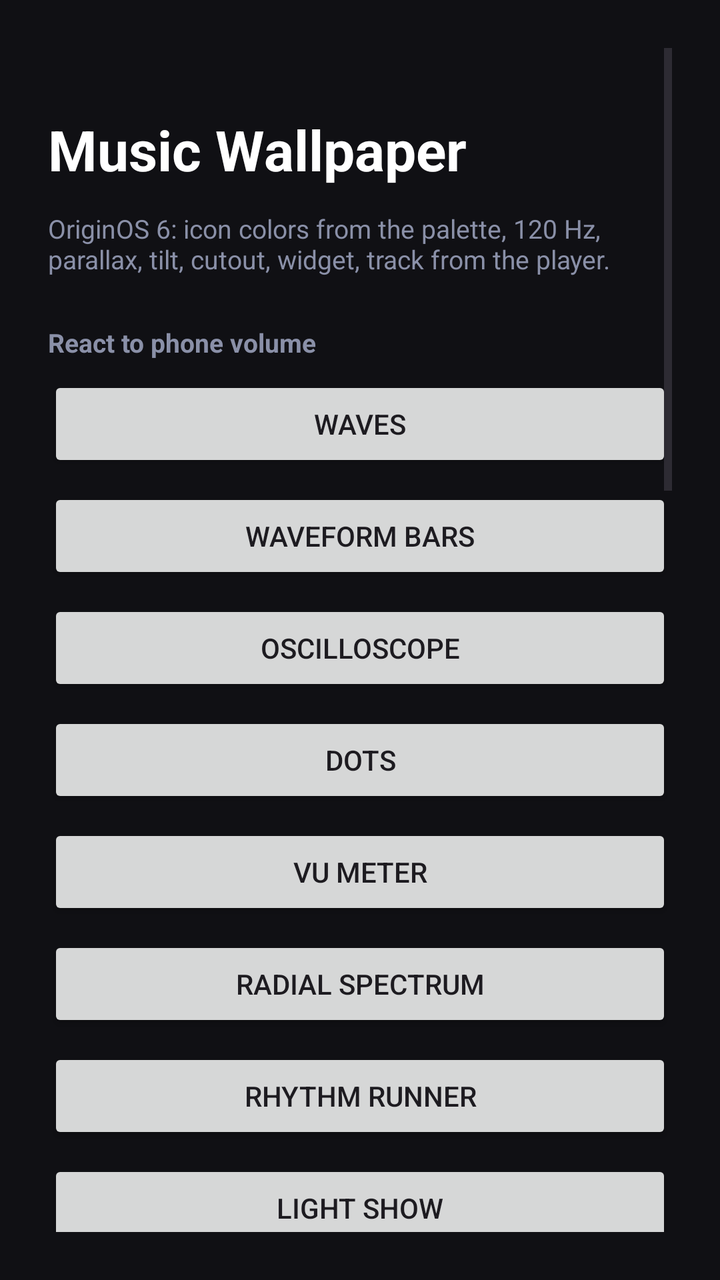
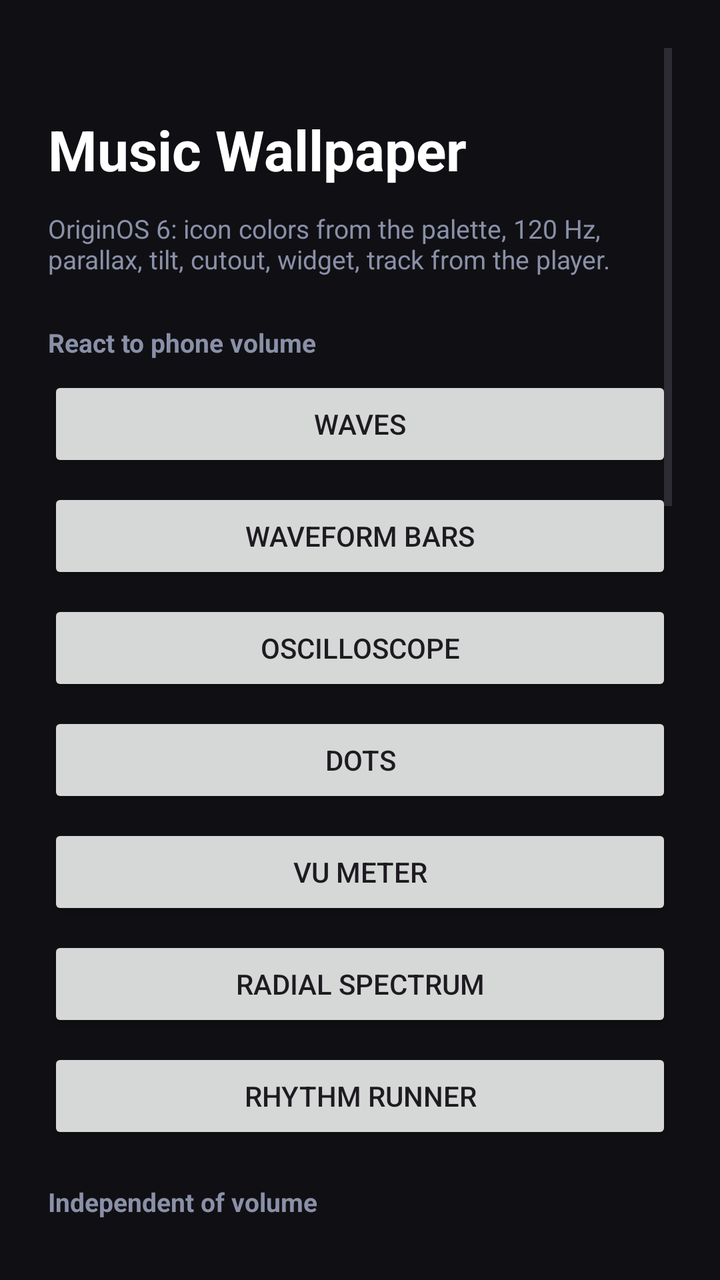

An Android layout rendered at two revisions. The XML below is the earlier revision; the diff shows what the commit changed to produce the second picture.
<!-- AndroidManifest.xml: activity theme Theme.MusicVis -->
<!-- res/layout/activity_main.xml -->
<?xml version="1.0" encoding="utf-8"?>
<ScrollView xmlns:android="http://schemas.android.com/apk/res/android"
    android:layout_width="match_parent"
    android:layout_height="match_parent"
    android:background="#FF101014"
    android:fillViewport="true"
    android:padding="24dp">

    <LinearLayout
        android:layout_width="match_parent"
        android:layout_height="wrap_content"
        android:orientation="vertical">

        <TextView
            android:layout_width="match_parent"
            android:layout_height="wrap_content"
            android:layout_marginTop="32dp"
            android:text="@string/app_name"
            android:textColor="#FFFFFFFF"
            android:textSize="28sp"
            android:textStyle="bold" />

        <TextView
            android:layout_width="match_parent"
            android:layout_height="wrap_content"
            android:layout_marginTop="12dp"
            android:text="@string/hint"
            android:textColor="#FF8A90A8"
            android:textSize="13sp" />

        <TextView
            android:layout_width="match_parent"
            android:layout_height="wrap_content"
            android:layout_marginTop="24dp"
            android:text="@string/group_volume"
            android:textColor="#FF8A90A8"
            android:textSize="13sp"
            android:textStyle="bold" />

        <Button
            android:id="@+id/setIce"
            android:layout_width="match_parent"
            android:layout_height="wrap_content"
            android:layout_marginTop="8dp"
            android:text="@string/wallpaper_ice" />

        <Button
            android:id="@+id/setClassic"
            android:layout_width="match_parent"
            android:layout_height="wrap_content"
            android:layout_marginTop="8dp"
            android:text="@string/wallpaper_classic" />

        <Button
            android:id="@+id/setScope"
            android:layout_width="match_parent"
            android:layout_height="wrap_content"
            android:layout_marginTop="8dp"
            android:text="@string/wallpaper_scope" />

        <Button
            android:id="@+id/setDots"
            android:layout_width="match_parent"
            android:layout_height="wrap_content"
            android:layout_marginTop="8dp"
            android:text="@string/wallpaper_dots" />

        <Button
            android:id="@+id/setVu"
            android:layout_width="match_parent"
            android:layout_height="wrap_content"
            android:layout_marginTop="8dp"
            android:text="@string/wallpaper_vu" />

        <Button
            android:id="@+id/setRadial"
            android:layout_width="match_parent"
            android:layout_height="wrap_content"
            android:layout_marginTop="8dp"
            android:text="@string/wallpaper_radial" />

        <Button
            android:id="@+id/setRunner"
            android:layout_width="match_parent"
            android:layout_height="wrap_content"
            android:layout_marginTop="8dp"
            android:text="@string/wallpaper_runner" />

        <Button
            android:id="@+id/setLightshow"
            android:layout_width="match_parent"
            android:layout_height="wrap_content"
            android:layout_marginTop="8dp"
            android:text="@string/wallpaper_lightshow" />

        <TextView
            android:layout_width="match_parent"
            android:layout_height="wrap_content"
            android:layout_marginTop="20dp"
            android:text="@string/group_no_volume"
            android:textColor="#FF8A90A8"
            android:textSize="13sp"
            android:textStyle="bold" />

        <Button
            android:id="@+id/setFft"
            android:layout_width="match_parent"
            android:layout_height="wrap_content"
            android:layout_marginTop="8dp"
            android:text="@string/wallpaper_fft" />

        <Button
            android:id="@+id/setOctave"
            android:layout_width="match_parent"
            android:layout_height="wrap_content"
            android:layout_marginTop="8dp"
            android:text="@string/wallpaper_octave" />

        <Button
            android:id="@+id/setWaterfall"
            android:layout_width="match_parent"
            android:layout_height="wrap_content"
            android:layout_marginTop="8dp"
            android:text="@string/wallpaper_waterfall" />

        <TextView
            android:layout_width="match_parent"
            android:layout_height="wrap_content"
            android:layout_marginTop="20dp"
            android:text="@string/group_settings"
            android:textColor="#FF8A90A8"
            android:textSize="13sp"
            android:textStyle="bold" />

        <TextView
            android:id="@+id/status"
            android:layout_width="match_parent"
            android:layout_height="wrap_content"
            android:layout_marginTop="8dp"
            android:text="@string/audio_needed"
            android:textColor="#FFB0B4C8"
            android:textSize="14sp" />

        <Button
            android:id="@+id/grant"
            android:layout_width="match_parent"
            android:layout_height="wrap_content"
            android:layout_marginTop="8dp"
            android:text="@string/grant_audio" />

        <Button
            android:id="@+id/openLab"
            android:layout_width="match_parent"
            android:layout_height="wrap_content"
            android:layout_marginTop="8dp"
            android:text="@string/open_lab" />

        <Button
            android:id="@+id/openColors"
            android:layout_width="match_parent"
            android:layout_height="wrap_content"
            android:layout_marginTop="8dp"
            android:text="@string/open_colors" />

        <Button
            android:id="@+id/openFx"
            android:layout_width="match_parent"
            android:layout_height="wrap_content"
            android:layout_marginTop="8dp"
            android:text="@string/fx_title" />

        <Button
            android:id="@+id/openInfo"
            android:layout_width="match_parent"
            android:layout_height="wrap_content"
            android:layout_marginTop="8dp"
            android:text="@string/open_info" />

        <Button
            android:id="@+id/language"
            android:layout_width="match_parent"
            android:layout_height="wrap_content"
            android:layout_marginTop="8dp"
            android:text="@string/lang_button" />

        <Button
            android:id="@+id/openListener"
            android:layout_width="match_parent"
            android:layout_height="wrap_content"
            android:layout_marginTop="16dp"
            android:text="@string/open_listener" />

        <com.google.android.material.materialswitch.MaterialSwitch
            android:id="@+id/micSource"
            android:layout_width="match_parent"
            android:layout_height="wrap_content"
            android:layout_marginTop="20dp"
            android:text="@string/feat_mic"
            android:textColor="#FFFFFFFF" />

        <com.google.android.material.materialswitch.MaterialSwitch
            android:id="@+id/noteDisplay"
            android:layout_width="match_parent"
            android:layout_height="wrap_content"
            android:layout_marginTop="8dp"
            android:text="@string/feat_note"
            android:textColor="#FFFFFFFF" />

        <com.google.android.material.materialswitch.MaterialSwitch
            android:id="@+id/tilt"
            android:layout_width="match_parent"
            android:layout_height="wrap_content"
            android:layout_marginTop="8dp"
            android:text="@string/feat_tilt"
            android:textColor="#FFFFFFFF" />

        <com.google.android.material.materialswitch.MaterialSwitch
            android:id="@+id/nowPlaying"
            android:layout_width="match_parent"
            android:layout_height="wrap_content"
            android:layout_marginTop="8dp"
            android:text="@string/feat_nowplaying"
            android:textColor="#FFFFFFFF" />

        <com.google.android.material.materialswitch.MaterialSwitch
            android:id="@+id/touchFx"
            android:layout_width="match_parent"
            android:layout_height="wrap_content"
            android:layout_marginTop="8dp"
            android:text="@string/feat_touch"
            android:textColor="#FFFFFFFF" />

        <com.google.android.material.materialswitch.MaterialSwitch
            android:id="@+id/haptics"
            android:layout_width="match_parent"
            android:layout_height="wrap_content"
            android:layout_marginTop="8dp"
            android:text="@string/feat_haptics"
            android:textColor="#FFFFFFFF" />
    </LinearLayout>
</ScrollView>
<!-- resources referenced by this layout -->
<resources>
  <string name="app_name">Music Wallpaper</string>
  <string name="audio_needed">Needs the same system permission as the stock visualizer (RECORD_AUDIO). In system mode the microphone stays off: the app reads the player output mix. Android shows the dialog as “Microphone” — that is just the permission name.</string>
  <string name="feat_haptics">Beat haptics</string>
  <string name="feat_mic">Microphone instead of system audio</string>
  <string name="feat_note">Show hummed note (mic, radial spectrum)</string>
  <string name="feat_nowplaying">Track on wallpaper (notification access)</string>
  <string name="feat_tilt">Tilt (OriginOS glass)</string>
  <string name="feat_touch">Touch response</string>
  <string name="fx_title">Background and effects</string>
  <string name="grant_audio">Allow music visualizer</string>
  <string name="group_no_volume">Independent of volume</string>
  <string name="group_settings">Settings</string>
  <string name="group_volume">React to phone volume</string>
  <string name="hint">OriginOS 6: icon colors from the palette, 120 Hz, parallax, tilt, cutout, widget, track from the player.</string>
  <string name="lang_button">Language</string>
  <string name="open_colors">Bar colors</string>
  <string name="open_info">Modes guide</string>
  <string name="open_lab">Spectrum + haptics lab</string>
  <string name="open_listener">Media notification access</string>
  <string name="wallpaper_classic">Waveform bars</string>
  <string name="wallpaper_dots">Dots</string>
  <string name="wallpaper_fft">Spectrum</string>
  <string name="wallpaper_ice">Waves</string>
  <string name="wallpaper_lightshow">Light show</string>
  <string name="wallpaper_octave">Spectrum (octaves)</string>
  <string name="wallpaper_radial">Radial spectrum</string>
  <string name="wallpaper_runner">Rhythm runner</string>
  <string name="wallpaper_scope">Oscilloscope</string>
  <string name="wallpaper_vu">VU meter</string>
  <string name="wallpaper_waterfall">Waterfall</string>
  <style name="Theme.MusicVis" parent="Theme.Material3.DayNight.NoActionBar">
          <item name="android:statusBarColor">@android:color/transparent</item>
          <item name="android:navigationBarColor">#FF101014</item>
          <item name="android:windowBackground">#FF101014</item>
          <item name="colorPrimary">#FF7C9CFF</item>
      </style>
</resources>

<!-- the commit's change to res/layout/activity_main.xml (unified diff, before → after) -->
@@ -86,13 +86,6 @@
             android:layout_marginTop="8dp"
             android:text="@string/wallpaper_runner" />
 
-        <Button
-            android:id="@+id/setLightshow"
-            android:layout_width="match_parent"
-            android:layout_height="wrap_content"
-            android:layout_marginTop="8dp"
-            android:text="@string/wallpaper_lightshow" />
-
         <TextView
             android:layout_width="match_parent"
             android:layout_height="wrap_content"
<!-- resource entries referenced after the edit -->
@@ -23,7 +23,6 @@
   <string name="wallpaper_dots">Dots</string>
   <string name="wallpaper_fft">Spectrum</string>
   <string name="wallpaper_ice">Waves</string>
-  <string name="wallpaper_lightshow">Light show</string>
   <string name="wallpaper_octave">Spectrum (octaves)</string>
   <string name="wallpaper_radial">Radial spectrum</string>
   <string name="wallpaper_runner">Rhythm runner</string>
